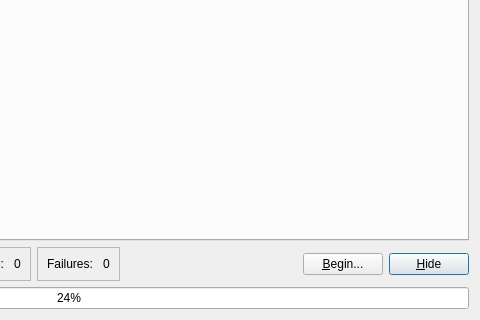
First picture: the form in src/xtalopt/ui/dialog.ui, repository hajinazar/dev-XtalOpt, before the edit; both pictures show x 570 to 1050 and y 116 to 436 of the 1050 by 436 pixel window.
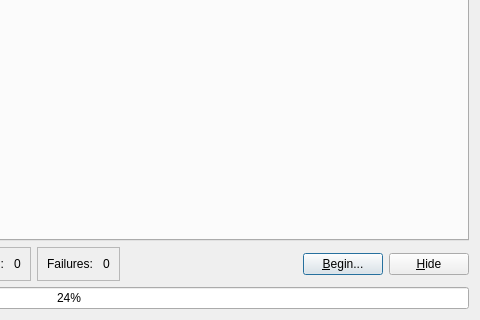
Second picture: the form after the edit. Icons and pictures are not drawn.

What changed in the file:
```diff
--- a/src/xtalopt/ui/dialog.ui
+++ b/src/xtalopt/ui/dialog.ui
@@ -35,6 +35,9 @@
      <property name="text">
       <string>&amp;Hide</string>
      </property>
+     <property name="autoDefault">
+      <bool>false</bool>
+     </property>
     </widget>
    </item>
    <item row="4" column="7">
```
